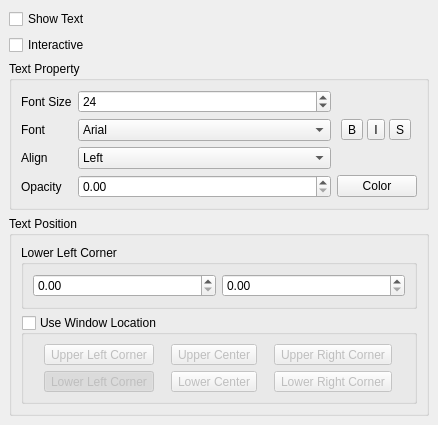
The window that Qt/Components/Resources/UI/pqTextDisplayPropertiesWidget.ui (wildmichael/ParaView3-enhancements-old) describes before a commit, drawn with Qt 5.
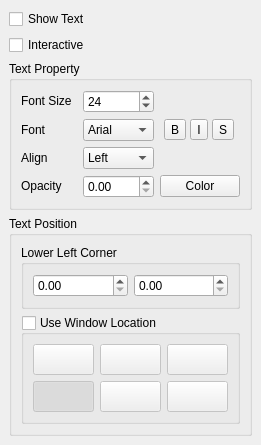
The same window after the commit. Icons and pictures are not drawn. Custom widgets are drawn as their Qt base class.

Commit message: ENH: Use icons for window locations ( Top Left/Center/Right; Bottom Left/Center/Right)

```diff
--- a/Qt/Components/Resources/UI/pqTextDisplayPropertiesWidget.ui
+++ b/Qt/Components/Resources/UI/pqTextDisplayPropertiesWidget.ui
@@ -5,10 +5,18 @@
    <rect>
     <x>0</x>
     <y>0</y>
-    <width>438</width>
-    <height>425</height>
+    <width>261</width>
+    <height>439</height>
    </rect>
   </property>
+  <property name="sizePolicy" >
+   <sizepolicy>
+    <hsizetype>1</hsizetype>
+    <vsizetype>5</vsizetype>
+    <horstretch>0</horstretch>
+    <verstretch>0</verstretch>
+   </sizepolicy>
+  </property>
   <property name="windowTitle" >
    <string>Form</string>
   </property>
@@ -21,6 +29,14 @@
    </property>
    <item>
     <widget class="QCheckBox" name="Visibility" >
+     <property name="sizePolicy" >
+      <sizepolicy>
+       <hsizetype>1</hsizetype>
+       <vsizetype>0</vsizetype>
+       <horstretch>0</horstretch>
+       <verstretch>0</verstretch>
+      </sizepolicy>
+     </property>
      <property name="toolTip" >
       <string>Toggle visibility if the Text in the current view.</string>
      </property>
@@ -31,6 +47,14 @@
    </item>
    <item>
     <widget class="QCheckBox" name="Interactivity" >
+     <property name="sizePolicy" >
+      <sizepolicy>
+       <hsizetype>1</hsizetype>
+       <vsizetype>0</vsizetype>
+       <horstretch>0</horstretch>
+       <verstretch>0</verstretch>
+      </sizepolicy>
+     </property>
      <property name="toolTip" >
       <string>Toggle interactivity of the text.</string>
      </property>
@@ -46,8 +70,8 @@
     <widget class="QGroupBox" name="TextPropertyFrame" >
      <property name="sizePolicy" >
       <sizepolicy>
-       <hsizetype>5</hsizetype>
-       <vsizetype>1</vsizetype>
+       <hsizetype>1</hsizetype>
+       <vsizetype>5</vsizetype>
        <horstretch>0</horstretch>
        <verstretch>0</verstretch>
       </sizepolicy>
@@ -62,24 +86,32 @@
       <property name="spacing" >
        <number>6</number>
       </property>
-      <item row="3" column="1" >
-       <widget class="QDoubleSpinBox" name="spinBoxOpacity" >
-        <property name="whatsThis" >
-         <string>Used to set the label opacity.</string>
+      <item row="0" column="1" >
+       <widget class="QSpinBox" name="spinBoxSize" >
+        <property name="sizePolicy" >
+         <sizepolicy>
+          <hsizetype>1</hsizetype>
+          <vsizetype>0</vsizetype>
+          <horstretch>0</horstretch>
+          <verstretch>0</verstretch>
+         </sizepolicy>
         </property>
         <property name="maximum" >
-         <double>1.000000000000000</double>
+         <number>1024</number>
         </property>
-        <property name="singleStep" >
-         <double>0.100000000000000</double>
+        <property name="minimum" >
+         <number>1</number>
+        </property>
+        <property name="value" >
+         <number>24</number>
         </property>
        </widget>
       </item>
-      <item row="2" column="1" >
-       <widget class="QComboBox" name="comboTextAlign" >
+      <item row="1" column="1" >
+       <widget class="QComboBox" name="comboFontFamily" >
         <property name="sizePolicy" >
          <sizepolicy>
-          <hsizetype>3</hsizetype>
+          <hsizetype>1</hsizetype>
           <vsizetype>0</vsizetype>
           <horstretch>0</horstretch>
           <verstretch>0</verstretch>
@@ -90,43 +122,21 @@
         </property>
         <item>
          <property name="text" >
-          <string>Left</string>
+          <string>Arial</string>
          </property>
         </item>
         <item>
          <property name="text" >
-          <string>Center</string>
+          <string>Courier</string>
          </property>
         </item>
         <item>
          <property name="text" >
-          <string>Right</string>
+          <string>Times</string>
          </property>
         </item>
        </widget>
       </item>
-      <item row="2" column="0" >
-       <widget class="QLabel" name="label_10" >
-        <property name="sizePolicy" >
-         <sizepolicy>
-          <hsizetype>1</hsizetype>
-          <vsizetype>5</vsizetype>
-          <horstretch>0</horstretch>
-          <verstretch>0</verstretch>
-         </sizepolicy>
-        </property>
-        <property name="text" >
-         <string>Align</string>
-        </property>
-       </widget>
-      </item>
-      <item row="0" column="0" >
-       <widget class="QLabel" name="label_size" >
-        <property name="text" >
-         <string>Font Size</string>
-        </property>
-       </widget>
-      </item>
       <item row="1" column="2" >
        <layout class="QHBoxLayout" >
         <property name="margin" >
@@ -169,6 +179,9 @@
         </item>
         <item>
          <widget class="QToolButton" name="toolButtonShadow" >
+          <property name="enabled" >
+           <bool>true</bool>
+          </property>
           <property name="toolTip" >
            <string>Shadow</string>
           </property>
@@ -185,12 +198,70 @@
         </item>
        </layout>
       </item>
+      <item row="2" column="1" >
+       <widget class="QComboBox" name="comboTextAlign" >
+        <property name="sizePolicy" >
+         <sizepolicy>
+          <hsizetype>1</hsizetype>
+          <vsizetype>0</vsizetype>
+          <horstretch>0</horstretch>
+          <verstretch>0</verstretch>
+         </sizepolicy>
+        </property>
+        <property name="whatsThis" >
+         <string>Used to set the label font.</string>
+        </property>
+        <item>
+         <property name="text" >
+          <string>Left</string>
+         </property>
+        </item>
+        <item>
+         <property name="text" >
+          <string>Center</string>
+         </property>
+        </item>
+        <item>
+         <property name="text" >
+          <string>Right</string>
+         </property>
+        </item>
+       </widget>
+      </item>
+      <item row="3" column="1" >
+       <widget class="QDoubleSpinBox" name="spinBoxOpacity" >
+        <property name="whatsThis" >
+         <string>Used to set the label opacity.</string>
+        </property>
+        <property name="maximum" >
+         <double>1.000000000000000</double>
+        </property>
+        <property name="singleStep" >
+         <double>0.100000000000000</double>
+        </property>
+       </widget>
+      </item>
+      <item row="0" column="0" >
+       <widget class="QLabel" name="label_size" >
+        <property name="sizePolicy" >
+         <sizepolicy>
+          <hsizetype>1</hsizetype>
+          <vsizetype>0</vsizetype>
+          <horstretch>0</horstretch>
+          <verstretch>0</verstretch>
+         </sizepolicy>
+        </property>
+        <property name="text" >
+         <string>Font Size</string>
+        </property>
+       </widget>
+      </item>
       <item row="1" column="0" >
        <widget class="QLabel" name="label_8" >
         <property name="sizePolicy" >
          <sizepolicy>
           <hsizetype>1</hsizetype>
-          <vsizetype>5</vsizetype>
+          <vsizetype>0</vsizetype>
           <horstretch>0</horstretch>
           <verstretch>0</verstretch>
          </sizepolicy>
@@ -200,34 +271,19 @@
         </property>
        </widget>
       </item>
-      <item row="1" column="1" >
-       <widget class="QComboBox" name="comboFontFamily" >
+      <item row="2" column="0" >
+       <widget class="QLabel" name="label_10" >
         <property name="sizePolicy" >
          <sizepolicy>
-          <hsizetype>3</hsizetype>
+          <hsizetype>1</hsizetype>
           <vsizetype>0</vsizetype>
           <horstretch>0</horstretch>
           <verstretch>0</verstretch>
          </sizepolicy>
         </property>
-        <property name="whatsThis" >
-         <string>Used to set the label font.</string>
+        <property name="text" >
+         <string>Align</string>
         </property>
-        <item>
-         <property name="text" >
-          <string>Arial</string>
-         </property>
-        </item>
-        <item>
-         <property name="text" >
-          <string>Courier</string>
-         </property>
-        </item>
-        <item>
-         <property name="text" >
-          <string>Times</string>
-         </property>
-        </item>
        </widget>
       </item>
       <item row="3" column="0" >
@@ -235,7 +291,7 @@
         <property name="sizePolicy" >
          <sizepolicy>
           <hsizetype>1</hsizetype>
-          <vsizetype>5</vsizetype>
+          <vsizetype>0</vsizetype>
           <horstretch>0</horstretch>
           <verstretch>0</verstretch>
          </sizepolicy>
@@ -245,29 +301,16 @@
         </property>
        </widget>
       </item>
-      <item row="0" column="1" >
-       <widget class="QSpinBox" name="spinBoxSize" >
-        <property name="sizePolicy" >
-         <sizepolicy>
-          <hsizetype>1</hsizetype>
-          <vsizetype>0</vsizetype>
-          <horstretch>0</horstretch>
-          <verstretch>0</verstretch>
-         </sizepolicy>
-        </property>
-        <property name="maximum" >
-         <number>1024</number>
-        </property>
-        <property name="minimum" >
-         <number>1</number>
-        </property>
-        <property name="value" >
-         <number>24</number>
-        </property>
-       </widget>
-      </item>
       <item row="3" column="2" >
        <widget class="pqColorChooserButton" name="buttonColor" >
+        <property name="sizePolicy" >
+         <sizepolicy>
+          <hsizetype>1</hsizetype>
+          <vsizetype>0</vsizetype>
+          <horstretch>0</horstretch>
+          <verstretch>0</verstretch>
+         </sizepolicy>
+        </property>
         <property name="whatsThis" >
          <string>Click this button to set the title color.</string>
         </property>
@@ -283,7 +326,7 @@
     <widget class="QGroupBox" name="TextPositionFrame" >
      <property name="sizePolicy" >
       <sizepolicy>
-       <hsizetype>5</hsizetype>
+       <hsizetype>1</hsizetype>
        <vsizetype>5</vsizetype>
        <horstretch>0</horstretch>
        <verstretch>0</verstretch>
@@ -304,6 +347,14 @@
         <property name="enabled" >
          <bool>true</bool>
         </property>
+        <property name="sizePolicy" >
+         <sizepolicy>
+          <hsizetype>1</hsizetype>
+          <vsizetype>5</vsizetype>
+          <horstretch>0</horstretch>
+          <verstretch>0</verstretch>
+         </sizepolicy>
+        </property>
         <property name="title" >
          <string>Lower Left Corner</string>
         </property>
@@ -345,6 +396,14 @@
       </item>
       <item>
        <widget class="QGroupBox" name="groupBoxLocation" >
+        <property name="sizePolicy" >
+         <sizepolicy>
+          <hsizetype>5</hsizetype>
+          <vsizetype>5</vsizetype>
+          <horstretch>0</horstretch>
+          <verstretch>0</verstretch>
+         </sizepolicy>
+        </property>
         <property name="title" >
          <string>Use Window Location</string>
         </property>
@@ -361,10 +420,30 @@
          <property name="spacing" >
           <number>6</number>
          </property>
-         <item row="1" column="2" >
-          <widget class="QToolButton" name="toolButtonLR" >
+         <item row="0" column="0" >
+          <widget class="QToolButton" name="toolButtonUL" >
+           <property name="sizePolicy" >
+            <sizepolicy>
+             <hsizetype>1</hsizetype>
+             <vsizetype>0</vsizetype>
+             <horstretch>0</horstretch>
+             <verstretch>0</verstretch>
+            </sizepolicy>
+           </property>
+           <property name="toolTip" >
+            <string>Top Left Corner</string>
+           </property>
            <property name="text" >
-            <string>Lower Right Corner</string>
+            <string/>
+           </property>
+           <property name="icon" >
+            <iconset resource="../pqComponents.qrc" >:/pqWidgets/Icons/pqTopLeftCorner32.png</iconset>
+           </property>
+           <property name="iconSize" >
+            <size>
+             <width>24</width>
+             <height>24</height>
+            </size>
            </property>
            <property name="checkable" >
             <bool>true</bool>
@@ -376,8 +455,28 @@
          </item>
          <item row="1" column="1" >
           <widget class="QToolButton" name="toolButtonLC" >
+           <property name="sizePolicy" >
+            <sizepolicy>
+             <hsizetype>1</hsizetype>
+             <vsizetype>0</vsizetype>
+             <horstretch>0</horstretch>
+             <verstretch>0</verstretch>
+            </sizepolicy>
+           </property>
+           <property name="toolTip" >
+            <string>Bottom Center</string>
+           </property>
            <property name="text" >
-            <string>Lower Center</string>
+            <string/>
+           </property>
+           <property name="icon" >
+            <iconset resource="../pqComponents.qrc" >:/pqWidgets/Icons/pqBottomCenter32.png</iconset>
+           </property>
+           <property name="iconSize" >
+            <size>
+             <width>24</width>
+             <height>24</height>
+            </size>
            </property>
            <property name="checkable" >
             <bool>true</bool>
@@ -392,8 +491,28 @@
          </item>
          <item row="1" column="0" >
           <widget class="QToolButton" name="toolButtonLL" >
+           <property name="sizePolicy" >
+            <sizepolicy>
+             <hsizetype>1</hsizetype>
+             <vsizetype>0</vsizetype>
+             <horstretch>0</horstretch>
+             <verstretch>0</verstretch>
+            </sizepolicy>
+           </property>
+           <property name="toolTip" >
+            <string>Bottom Left Corner</string>
+           </property>
            <property name="text" >
-            <string>Lower Left Corner</string>
+            <string/>
+           </property>
+           <property name="icon" >
+            <iconset resource="../pqComponents.qrc" >:/pqWidgets/Icons/pqBottomLeftCorner32.png</iconset>
+           </property>
+           <property name="iconSize" >
+            <size>
+             <width>24</width>
+             <height>24</height>
+            </size>
            </property>
            <property name="checkable" >
             <bool>true</bool>
@@ -406,10 +525,30 @@
            </property>
           </widget>
          </item>
-         <item row="0" column="2" >
-          <widget class="QToolButton" name="toolButtonUR" >
+         <item row="1" column="2" >
+          <widget class="QToolButton" name="toolButtonLR" >
+           <property name="sizePolicy" >
+            <sizepolicy>
+             <hsizetype>1</hsizetype>
+             <vsizetype>0</vsizetype>
+             <horstretch>0</horstretch>
+             <verstretch>0</verstretch>
+            </sizepolicy>
+           </property>
+           <property name="toolTip" >
+            <string>Bottom Right Corner</string>
+           </property>
            <property name="text" >
-            <string>Upper Right Corner</string>
+            <string/>
+           </property>
+           <property name="icon" >
+            <iconset resource="../pqComponents.qrc" >:/pqWidgets/Icons/pqBottomRightCorner32.png</iconset>
+           </property>
+           <property name="iconSize" >
+            <size>
+             <width>24</width>
+             <height>24</height>
+            </size>
            </property>
            <property name="checkable" >
             <bool>true</bool>
@@ -421,8 +560,28 @@
          </item>
          <item row="0" column="1" >
           <widget class="QToolButton" name="toolButtonUC" >
+           <property name="sizePolicy" >
+            <sizepolicy>
+             <hsizetype>1</hsizetype>
+             <vsizetype>0</vsizetype>
+             <horstretch>0</horstretch>
+             <verstretch>0</verstretch>
+            </sizepolicy>
+           </property>
+           <property name="toolTip" >
+            <string>Top Center</string>
+           </property>
            <property name="text" >
-            <string>Upper Center</string>
+            <string/>
+           </property>
+           <property name="icon" >
+            <iconset resource="../pqComponents.qrc" >:/pqWidgets/Icons/pqTopCenter32.png</iconset>
+           </property>
+           <property name="iconSize" >
+            <size>
+             <width>24</width>
+             <height>24</height>
+            </size>
            </property>
            <property name="checkable" >
             <bool>true</bool>
@@ -432,10 +591,30 @@
            </property>
           </widget>
          </item>
-         <item row="0" column="0" >
-          <widget class="QToolButton" name="toolButtonUL" >
+         <item row="0" column="2" >
+          <widget class="QToolButton" name="toolButtonUR" >
+           <property name="sizePolicy" >
+            <sizepolicy>
+             <hsizetype>1</hsizetype>
+             <vsizetype>0</vsizetype>
+             <horstretch>0</horstretch>
+             <verstretch>0</verstretch>
+            </sizepolicy>
+           </property>
+           <property name="toolTip" >
+            <string>Top Right Corner</string>
+           </property>
            <property name="text" >
-            <string>Upper Left Corner</string>
+            <string/>
+           </property>
+           <property name="icon" >
+            <iconset resource="../pqComponents.qrc" >:/pqWidgets/Icons/pqTopRightCorner32.png</iconset>
+           </property>
+           <property name="iconSize" >
+            <size>
+             <width>24</width>
+             <height>24</height>
+            </size>
            </property>
            <property name="checkable" >
             <bool>true</bool>
@@ -457,11 +636,11 @@
       <enum>Qt::Vertical</enum>
      </property>
      <property name="sizeType" >
-      <enum>QSizePolicy::Expanding</enum>
+      <enum>QSizePolicy::Preferred</enum>
      </property>
      <property name="sizeHint" >
       <size>
-       <width>342</width>
+       <width>151</width>
        <height>16</height>
       </size>
      </property>
```
Left out of the diff: 4 changed lines with no effect on the pictures.
